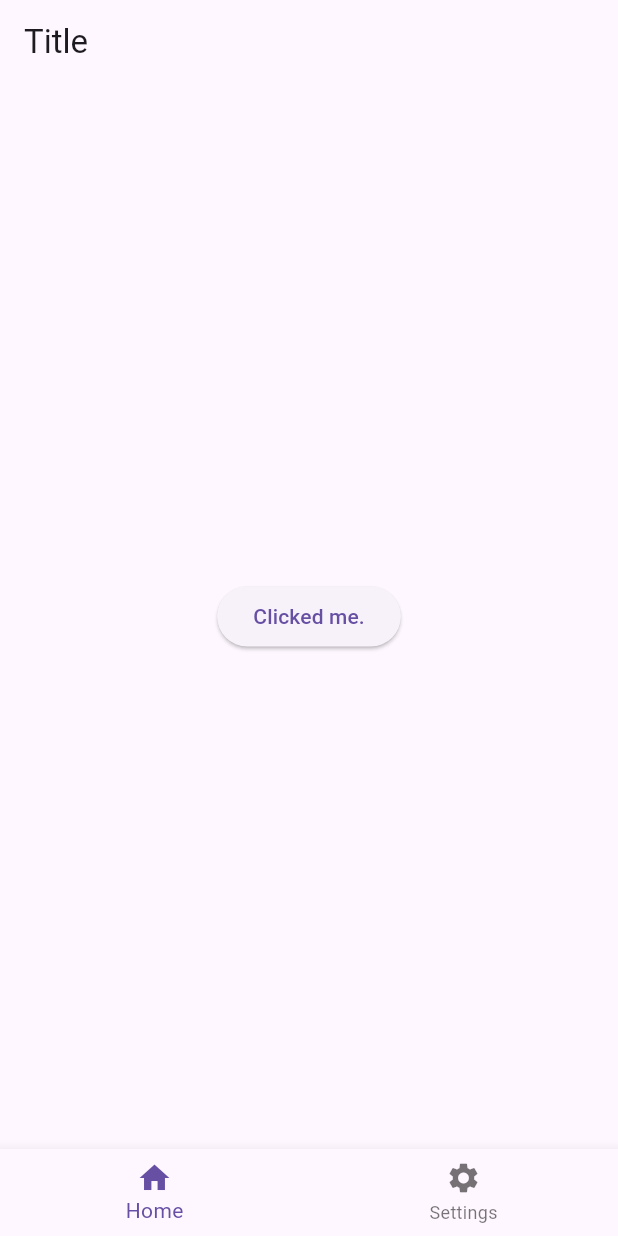
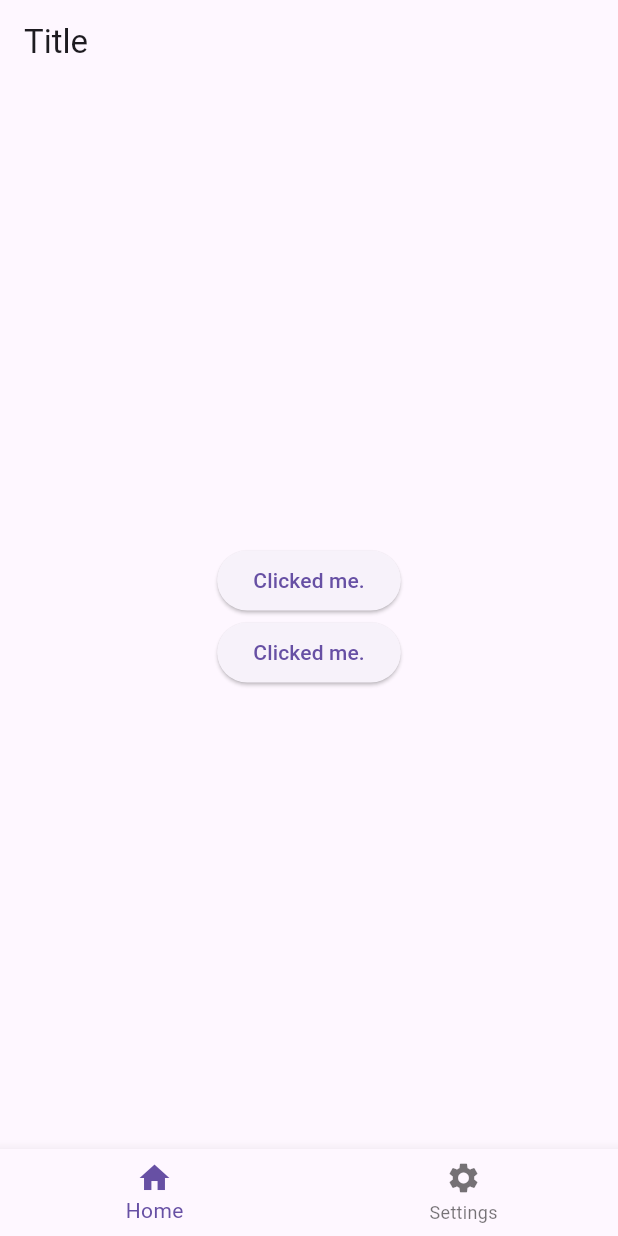
Before and after one commit to takasurazeem/flutter_basics, a Flutter app: the screen it shows after launch, after a tap on "Click", on a phone screen of 412 x 824 dp. Run offline on Flutter 3.47's test engine with Material 3 defaults, Android fonts, the phone set to English and light mode, and no system bars.

Commit message:
Wrap the only button with Column Widget
Wrap the only button with Column Widget and add another button with mainAxisAlignment set to center.

```diff
--- a/lib/main.dart
+++ b/lib/main.dart
@@ -24,7 +24,11 @@ class _MainAppState extends State<MainApp> {
           title: const Text("Title"),
         ),
         body: Center(
-          child: ElevatedButton(
+          child: Column(
+            mainAxisAlignment: MainAxisAlignment.center,
+            crossAxisAlignment: CrossAxisAlignment.start,
+            children: [
+              ElevatedButton(
                 onPressed: () {
                   setState(() {
                     buttonName = "Clicked me.";
@@ -34,6 +38,19 @@ class _MainAppState extends State<MainApp> {
                   }
                 },
                 child: Text(buttonName),
+              ),
+              ElevatedButton(
+                onPressed: () {
+                  setState(() {
+                    buttonName = "Clicked me.";
+                  });
+                  if (kDebugMode) {
+                    print("Button clicked");
+                  }
+                },
+                child: Text(buttonName),
+              ),
+            ],
           ),
         ),
         bottomNavigationBar: BottomNavigationBar(
```
Lines whose indentation alone changed are shown as unchanged.
